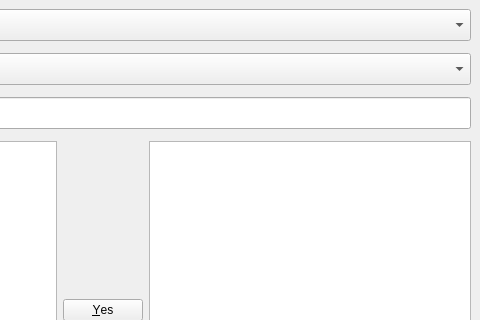
Qt form oom/widgets/trackvieweditorbase.ui (ccherrett/oom) before a commit; both pictures show x 274 to 754 and y 0 to 320 of the 754 by 550 pixel window.
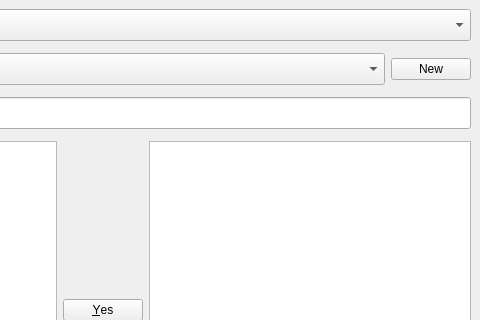
The same form after that commit.

Commit message: Adding new button to the TV ui

```diff
--- a/oom/widgets/trackvieweditorbase.ui
+++ b/oom/widgets/trackvieweditorbase.ui
@@ -109,6 +109,19 @@
        </property>
       </widget>
      </item>
+     <item>
+      <widget class="QPushButton" name="btnNew">
+       <property name="sizePolicy">
+        <sizepolicy hsizetype="Fixed" vsizetype="Fixed">
+         <horstretch>0</horstretch>
+         <verstretch>0</verstretch>
+        </sizepolicy>
+       </property>
+       <property name="text">
+        <string>New</string>
+       </property>
+      </widget>
+     </item>
     </layout>
    </item>
    <item>
```
